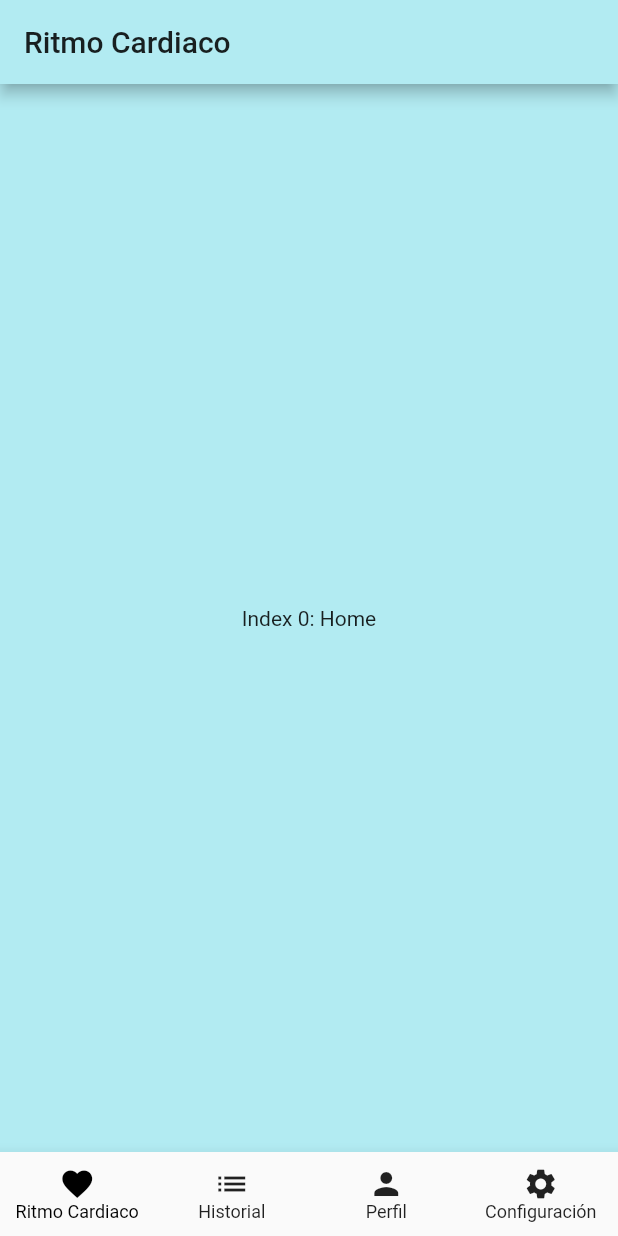
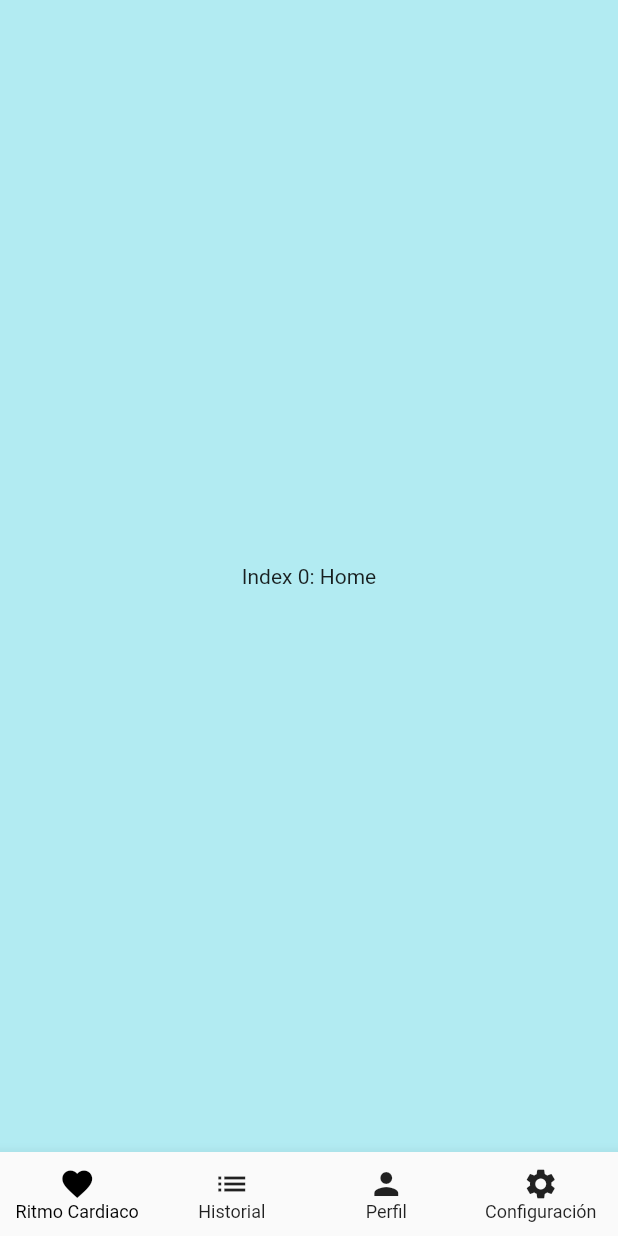
Before and after one commit to sadaakisz/it_innova_flutter, a Flutter app: the screen it shows after launch, on a phone screen of 412 x 824 dp. Run offline on Flutter 3.47's test engine with Material 2 defaults, Android fonts, the phone set to English and light mode, and no system bars.

Commit message:
Refactored appBar to be in pages.

```diff
--- a/lib/pages/home.dart
+++ b/lib/pages/home.dart
@@ -37,13 +37,6 @@ class _HomeState extends State<Home> {
   @override
   Widget build(BuildContext context) {
     return Scaffold(
-      appBar: AppBar(
-        title: Text(
-          _pageTitles[_selectedIndex],
-          style: TextStyle(color: Colors.black87),
-        ),
-        iconTheme: IconThemeData(color: Colors.black87),
-      ),
       body: Center(
         child: _widgetOptions.elementAt(_selectedIndex),
       ),
```
